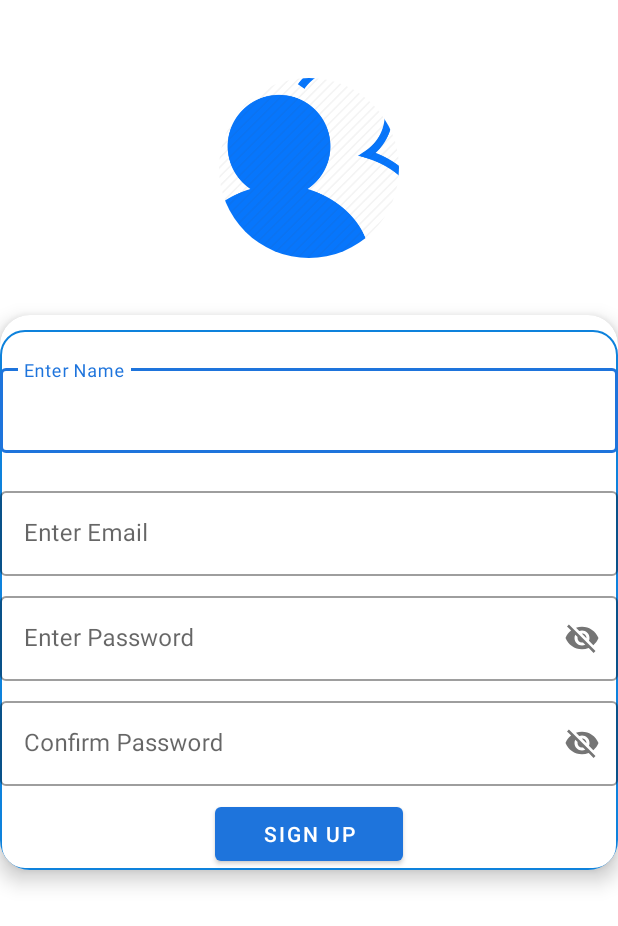
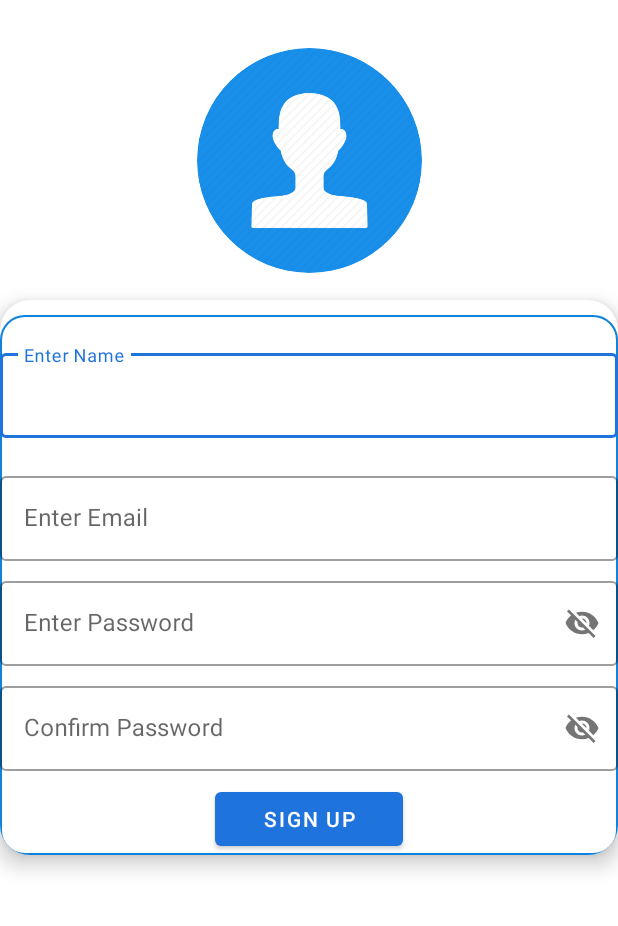
Before and after one commit to vivostanoev/ChatApp, an Android app: the layout activity_signup.xml on its own in the app's theme, with its tools: preview values and no code run, on a phone screen of 412 x 824 dp. Shown: the top 926 px of the screen. Run offline under Robolectric (Android 15) with nearby library versions, the phone set to English and light mode, and no system bars; plain views replace CircularImageView.

Commit message:
update profile user picture and add a storage dependancy
Signed-off-by: vivostanoev <vivostanoev@gmail.com>

```diff
--- a/app/build.gradle
+++ b/app/build.gradle
@@ -31,6 +31,7 @@ dependencies {
     implementation 'androidx.constraintlayout:constraintlayout:1.1.3'
     implementation 'com.google.firebase:firebase-auth:19.3.0'
     implementation 'com.google.firebase:firebase-database:19.6.0'
+    implementation 'com.google.firebase:firebase-storage:19.2.1'
     testImplementation 'junit:junit:4.12'
     androidTestImplementation 'androidx.test.ext:junit:1.1.1'
     androidTestImplementation 'androidx.test.espresso:espresso-core:3.2.0'
--- a/app/src/main/res/layout/activity_signup.xml
+++ b/app/src/main/res/layout/activity_signup.xml
@@ -8,13 +8,14 @@
 
     <com.mikhaellopez.circularimageview.CircularImageView
         android:id="@+id/ivProfile"
-        android:layout_width="120dp"
-        android:layout_height="160dp"
+        android:layout_width="150dp"
+        android:layout_height="150dp"
         android:layout_marginTop="32dp"
+        android:scrollbarSize="4dp"
+        android:src="@drawable/profil_users"
         app:layout_constraintEnd_toEndOf="parent"
         app:layout_constraintStart_toStartOf="parent"
-        app:layout_constraintTop_toTopOf="parent"
-        android:src="@drawable/profil_users" />
+        app:layout_constraintTop_toTopOf="parent" />
 
     <androidx.cardview.widget.CardView
         android:layout_width="match_parent"
```
Also changed, not shown: app/src/main/res/drawable-v24/profil_users.png (added), app/src/main/res/drawable/profil_users.png (deleted), 1 other file.
